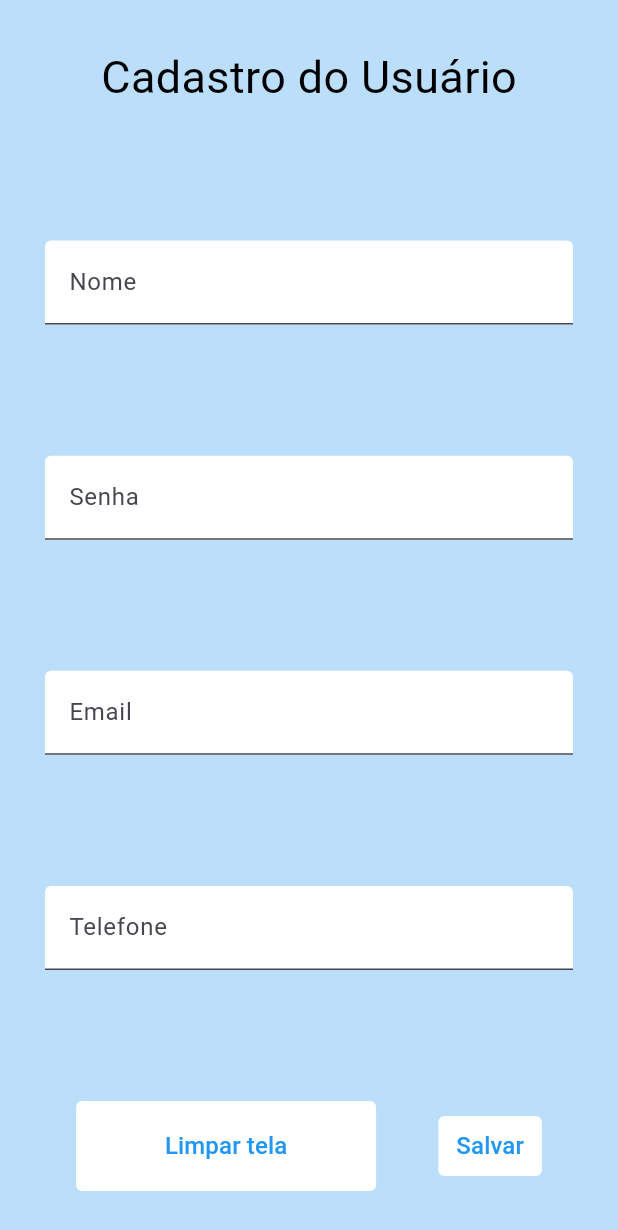
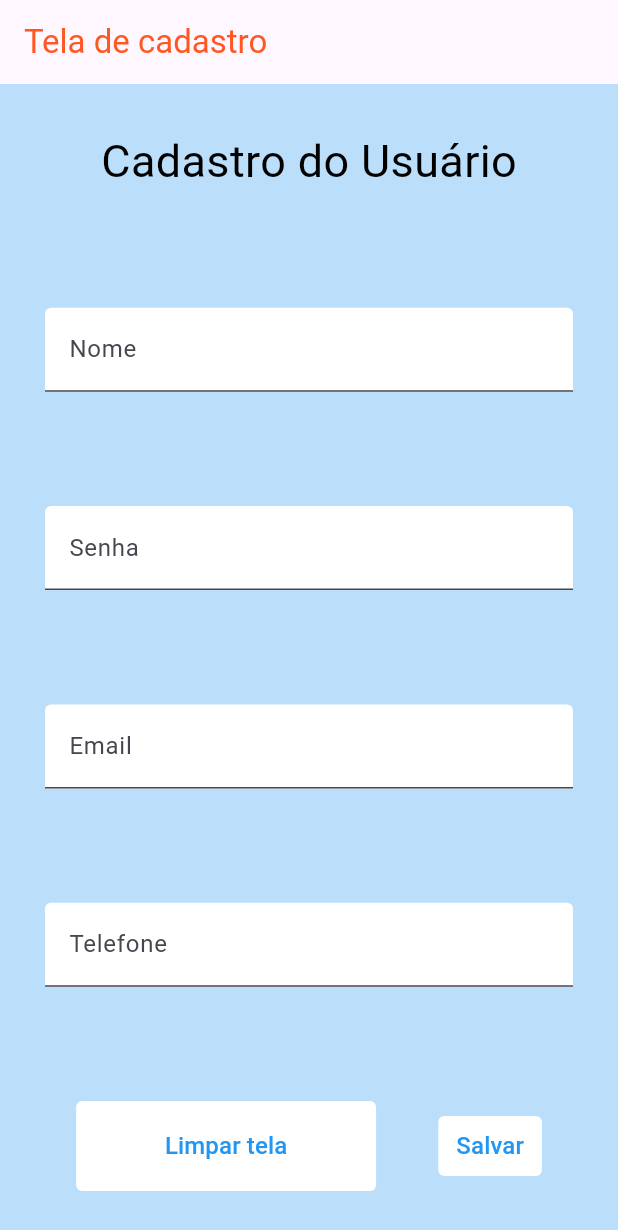
Before and after one commit to gabriel-felix-dev/dev-mobile, a Flutter app: the screen it shows after launch, on a phone screen of 412 x 824 dp. Shown: the top 1230 px of the screen. Run offline on Flutter 3.47's test engine with Material 3 defaults, Android fonts, the phone set to English and light mode, and no system bars; statements that could not run were skipped.

Commit message:
Prática de tela de cadastro

```diff
--- a/tela_de_cadastro/lib/main.dart
+++ b/tela_de_cadastro/lib/main.dart
@@ -15,6 +15,11 @@ class _HomeState extends State<Home> {
   @override
   Widget build(BuildContext context) {
     return Scaffold(
+      appBar: AppBar(
+        title: Text("Tela de cadastro",
+        style: TextStyle(color: Colors.deepOrange),
+        textDirection: te),
+      ),
       body: Container(
         padding: const EdgeInsets.all(30),
         color: Colors.blue.shade100,
```
